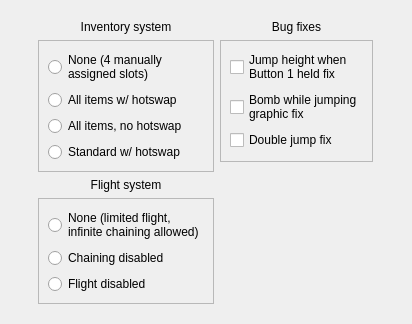
suppertails66/tales, file libtales-qt/talesqtenhancementseditor.ui: the form before one commit.
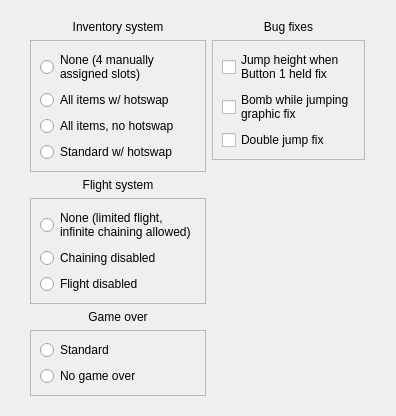
The form after the commit.

Commit message: Add no game over hack to enhancements editor

Diff of the .ui file:
```diff
--- a/libtales-qt/talesqtenhancementseditor.ui
+++ b/libtales-qt/talesqtenhancementseditor.ui
@@ -6,14 +6,14 @@
    <rect>
     <x>0</x>
     <y>0</y>
-    <width>412</width>
-    <height>295</height>
+    <width>396</width>
+    <height>379</height>
    </rect>
   </property>
   <property name="windowTitle">
    <string>Form</string>
   </property>
-  <layout class="QVBoxLayout" name="verticalLayout_9">
+  <layout class="QVBoxLayout" name="verticalLayout_11">
    <item>
     <spacer name="verticalSpacer_6">
      <property name="orientation">
@@ -211,6 +211,52 @@
               </item>
              </layout>
             </item>
+            <item>
+             <layout class="QVBoxLayout" name="verticalLayout_10">
+              <item>
+               <widget class="QLabel" name="label_4">
+                <property name="text">
+                 <string>Game over</string>
+                </property>
+                <property name="alignment">
+                 <set>Qt::AlignCenter</set>
+                </property>
+               </widget>
+              </item>
+              <item>
+               <widget class="QFrame" name="frame_2">
+                <property name="frameShape">
+                 <enum>QFrame::StyledPanel</enum>
+                </property>
+                <property name="frameShadow">
+                 <enum>QFrame::Raised</enum>
+                </property>
+                <layout class="QVBoxLayout" name="verticalLayout_9">
+                 <item>
+                  <widget class="QRadioButton" name="gameOverStandardBox">
+                   <property name="toolTip">
+                    <string>&lt;html&gt;&lt;head/&gt;&lt;body&gt;&lt;p&gt;Standard game over: when Tails dies, the Game Over screen displays and the game restarts.&lt;/p&gt;&lt;/body&gt;&lt;/html&gt;</string>
+                   </property>
+                   <property name="text">
+                    <string>Standard</string>
+                   </property>
+                  </widget>
+                 </item>
+                 <item>
+                  <widget class="QRadioButton" name="gameOverNoneBox">
+                   <property name="toolTip">
+                    <string>&lt;html&gt;&lt;head/&gt;&lt;body&gt;&lt;p&gt;No game overs. When Tails dies, he restarts the level with max health.&lt;/p&gt;&lt;/body&gt;&lt;/html&gt;</string>
+                   </property>
+                   <property name="text">
+                    <string>No game over</string>
+                   </property>
+                  </widget>
+                 </item>
+                </layout>
+               </widget>
+              </item>
+             </layout>
+            </item>
             <item>
              <spacer name="verticalSpacer_5">
               <property name="orientation">
@@ -287,19 +333,6 @@
                    </property>
                   </widget>
                  </item>
-                 <item>
-                  <spacer name="verticalSpacer">
-                   <property name="orientation">
-                    <enum>Qt::Vertical</enum>
-                   </property>
-                   <property name="sizeHint" stdset="0">
-                    <size>
-                     <width>20</width>
-                     <height>0</height>
-                    </size>
-                   </property>
-                  </spacer>
-                 </item>
                 </layout>
                </widget>
               </item>
```
The commit also changes 6 other files.
